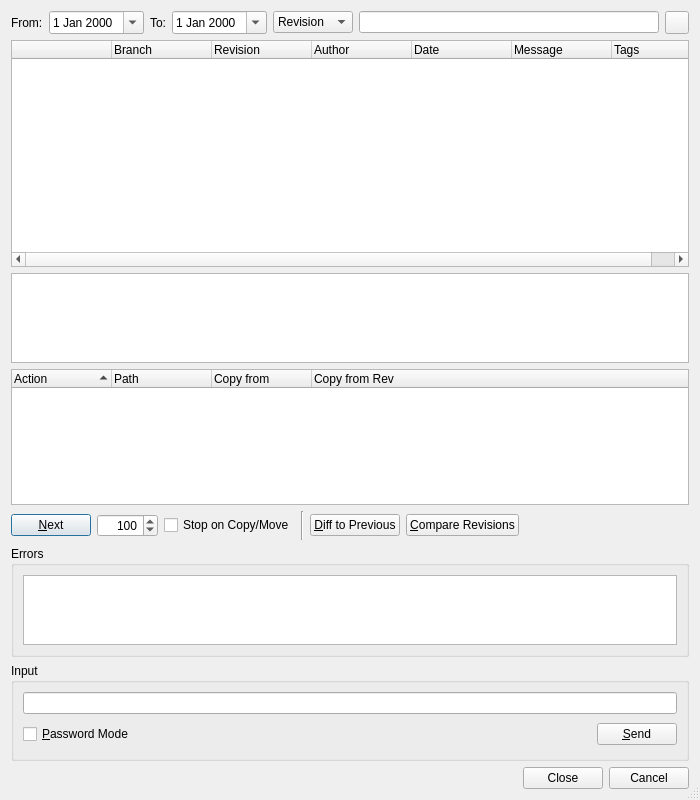
Before: the Qt Designer form Plugins/VcsPlugins/vcsMercurial/HgLogBrowserDialog.ui in testmana2/test, drawn with Qt 5.
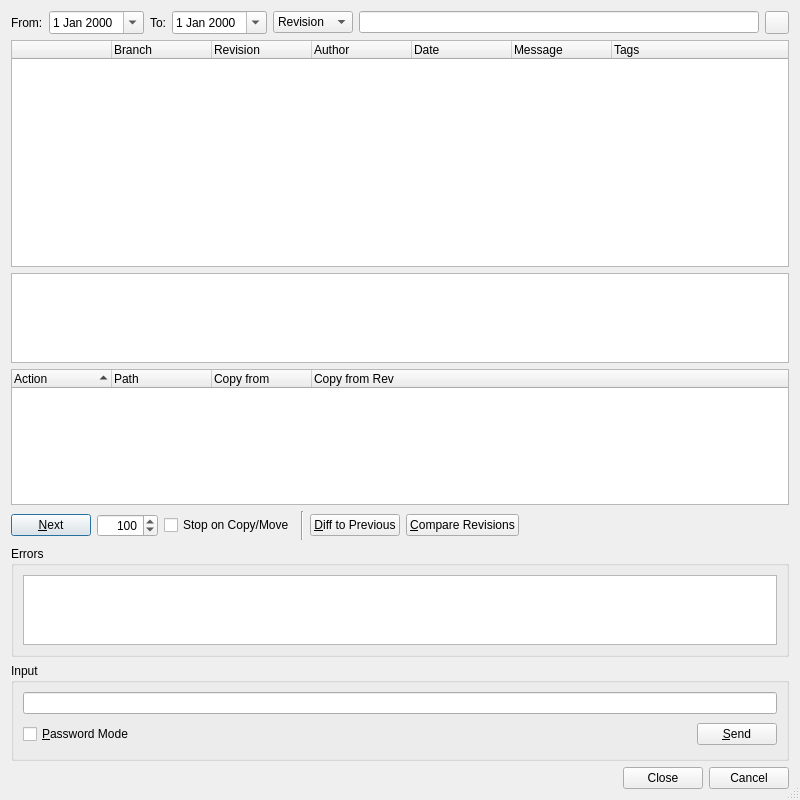
After: the same form once the commit is applied.

Commit message: Some more finetuning of the log browser dialog.

```diff
--- a/Plugins/VcsPlugins/vcsMercurial/HgLogBrowserDialog.ui
+++ b/Plugins/VcsPlugins/vcsMercurial/HgLogBrowserDialog.ui
@@ -6,7 +6,7 @@
    <rect>
     <x>0</x>
     <y>0</y>
-    <width>700</width>
+    <width>800</width>
     <height>800</height>
    </rect>
   </property>
```
The commit also changes 1 other file.
